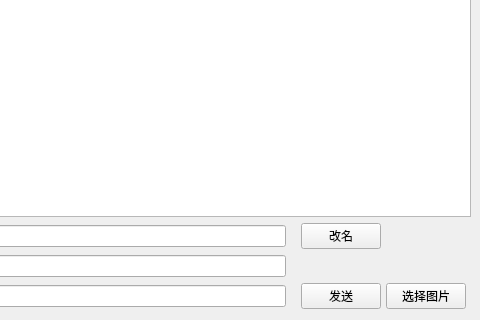
Qt form client/client/chat.ui (l1xiaobei/QT_Chat) before a commit; both pictures show x 230 to 710 and y 190 to 510 of the 710 by 510 pixel window.
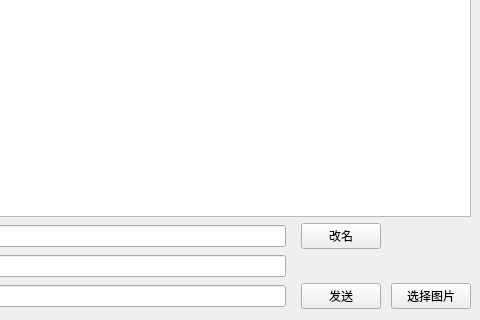
The same form after that commit.

What changed in the file:
```diff
--- a/client/client/chat.ui
+++ b/client/client/chat.ui
@@ -13,7 +13,7 @@
   <property name="windowTitle">
    <string>Form</string>
   </property>
-  <layout class="QGridLayout" name="gridLayout_2" columnstretch="0,0,0,0,0,0,0,0,0">
+  <layout class="QGridLayout" name="gridLayout_2" columnstretch="0,0,0,0,0,0,0,0">
    <property name="sizeConstraint">
     <enum>QLayout::SetDefaultConstraint</enum>
    </property>
@@ -66,7 +66,7 @@
    <item row="1" column="0" colspan="8">
     <widget class="QTextEdit" name="chatText"/>
    </item>
-   <item row="6" column="6">
+   <item row="6" column="7">
     <widget class="QPushButton" name="imageButton">
      <property name="text">
       <string>选择图片</string>
```
Left out of the diff: 62 changed lines with no effect on the pictures.
